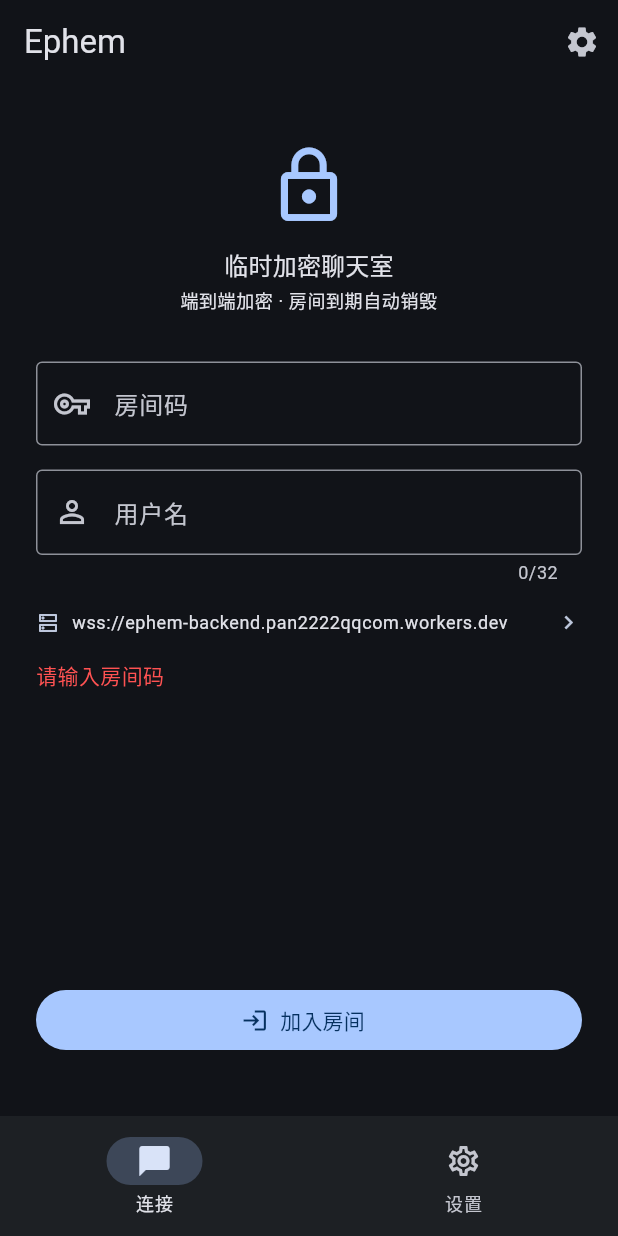
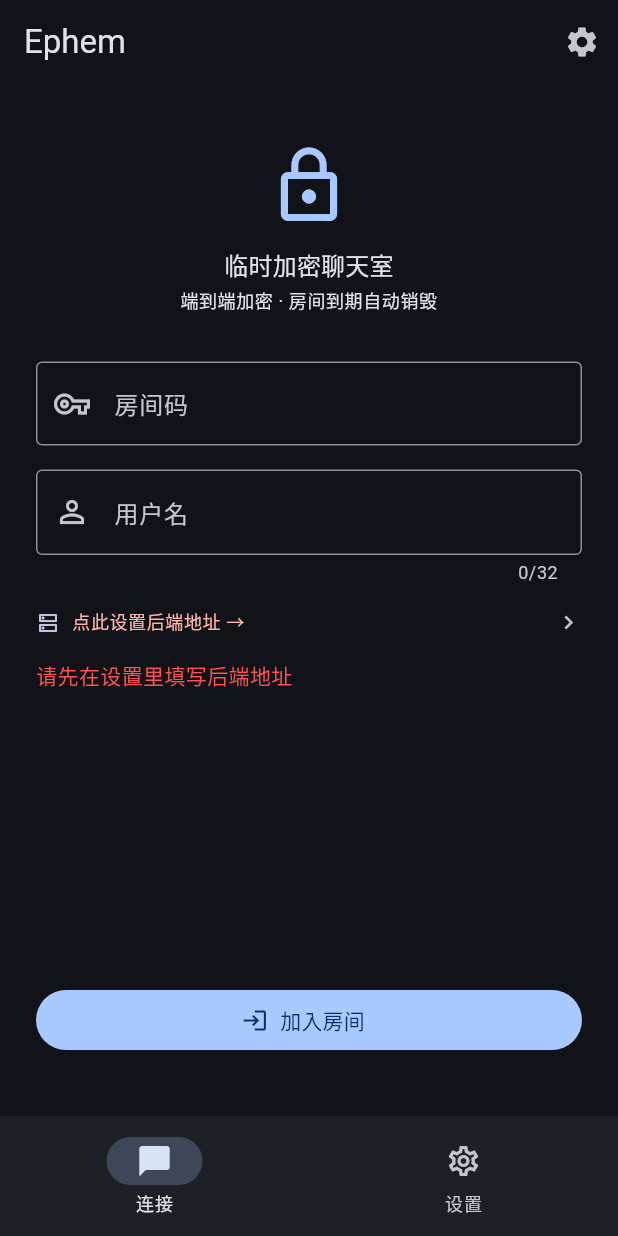
Before and after one commit to WEP-56/Ephem-cli, a Flutter app: the screen it shows after launch, after a tap on "加入房间", on a phone screen of 412 x 824 dp. Run offline on Flutter 3.47's test engine with Material 3 defaults, Android fonts, the phone set to English and light mode, and no system bars; our stand-ins replace shared_preferences; missing offline and left inert: cryptography; network calls fail.

Commit message:
refactor(flutter): remove hardcoded backend URL as default
开源项目不应把作者的私有后端地址设为默认值。
- storage_service.dart: defaultServer 改为空字符串
- connect_page.dart: 后端未配置时显示'点此设置后端地址 →'(红色)，
  _connect 拦截并提示'请先在设置里填写后端地址'
- settings_page.dart: 后端地址输入框加 helperText 说明'开源项目，不预设后端'
- API.md: 删除'生产实例'章节（含作者私有 workers.dev 地址）

```diff
--- a/packages/flutter_app/lib/pages/connect_page.dart
+++ b/packages/flutter_app/lib/pages/connect_page.dart
@@ -50,6 +50,12 @@ class _ConnectPageState extends State<ConnectPage> {
   }
 
   Future<void> _connect() async {
+    // 后端地址未配置：引导用户去设置
+    if (widget.server.isEmpty) {
+      setState(() => _error = '请先在设置里填写后端地址');
+      return;
+    }
+
     final room = _roomCodeCtrl.text.trim().toLowerCase();
     final user = _usernameCtrl.text.trim().isEmpty
         ? '匿名'
@@ -166,8 +172,14 @@ class _ConnectPageState extends State<ConnectPage> {
                     const SizedBox(width: 8),
                     Expanded(
                       child: Text(
-                        widget.server,
-                        style: Theme.of(context).textTheme.bodySmall,
+                        widget.server.isEmpty
+                            ? '点此设置后端地址 →'
+                            : widget.server,
+                        style: widget.server.isEmpty
+                            ? Theme.of(context).textTheme.bodySmall?.copyWith(
+                                  color: Theme.of(context).colorScheme.error,
+                                )
+                            : Theme.of(context).textTheme.bodySmall,
                         overflow: TextOverflow.ellipsis,
                       ),
                     ),
--- a/packages/flutter_app/lib/pages/settings_page.dart
+++ b/packages/flutter_app/lib/pages/settings_page.dart
@@ -93,6 +93,7 @@ class _SettingsPageState extends State<SettingsPage> {
             decoration: InputDecoration(
               labelText: '后端地址',
               hintText: 'wss://your-worker.workers.dev',
+              helperText: '开源项目，不预设后端。请填你部署的地址',
               border: const OutlineInputBorder(),
               prefixIcon: const Icon(Icons.dns_outlined),
               suffixIcon: IconButton(
--- a/packages/flutter_app/lib/services/storage_service.dart
+++ b/packages/flutter_app/lib/services/storage_service.dart
@@ -9,8 +9,9 @@ class StorageService {
   static const _kProxy = 'ephem.proxy'; // 形如 host:port，留空表示不使用
   static const _kProxyEnabled = 'ephem.proxyEnabled';
 
-  /// 默认后端地址（用户首次安装时给个参考值）
-  static const defaultServer = 'wss://ephem-backend.pan2222qqcom.workers.dev';
+  /// 默认后端地址（空字符串：开源项目，不预设作者私有后端，
+  /// 用户首次进入需到设置页填写自己的后端地址）
+  static const defaultServer = '';
 
   Future<String> getServer() async =>
       (await SharedPreferences.getInstance()).getString(_kServer) ?? defaultServer;
```
Also changed, not shown: 1 other file.
